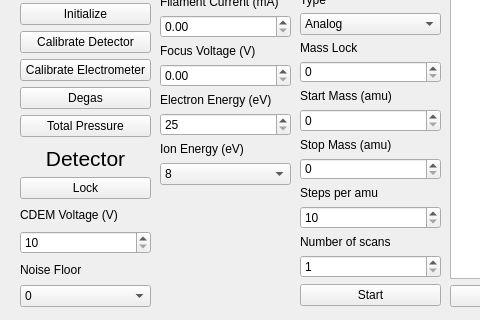
Qt form lib/clients/cryovac_clients/RGA_gui.ui (EGGS-Experiment/EGGS_labrad) before a commit; both pictures show x 0 to 480 and y 124 to 444 of the 649 by 444 pixel window.
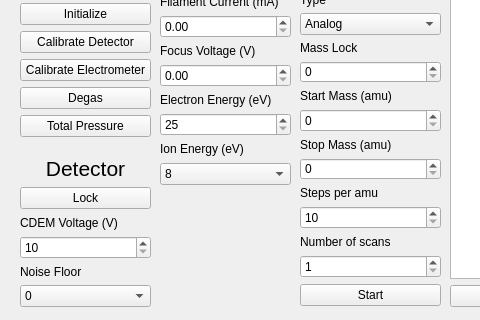
The same form after that commit. Custom widgets are drawn as their Qt base class.

Commit message: replaced rga gui

What changed in the file:
```diff
--- a/lib/clients/cryovac_clients/RGA_gui.ui
+++ b/lib/clients/cryovac_clients/RGA_gui.ui
@@ -263,9 +263,9 @@
    <property name="geometry">
     <rect>
      <x>20</x>
-     <y>270</y>
+     <y>280</y>
      <width>131</width>
-     <height>161</height>
+     <height>151</height>
     </rect>
    </property>
    <layout class="QGridLayout" name="detector_layout">
```
The commit also changes 2 other files.
